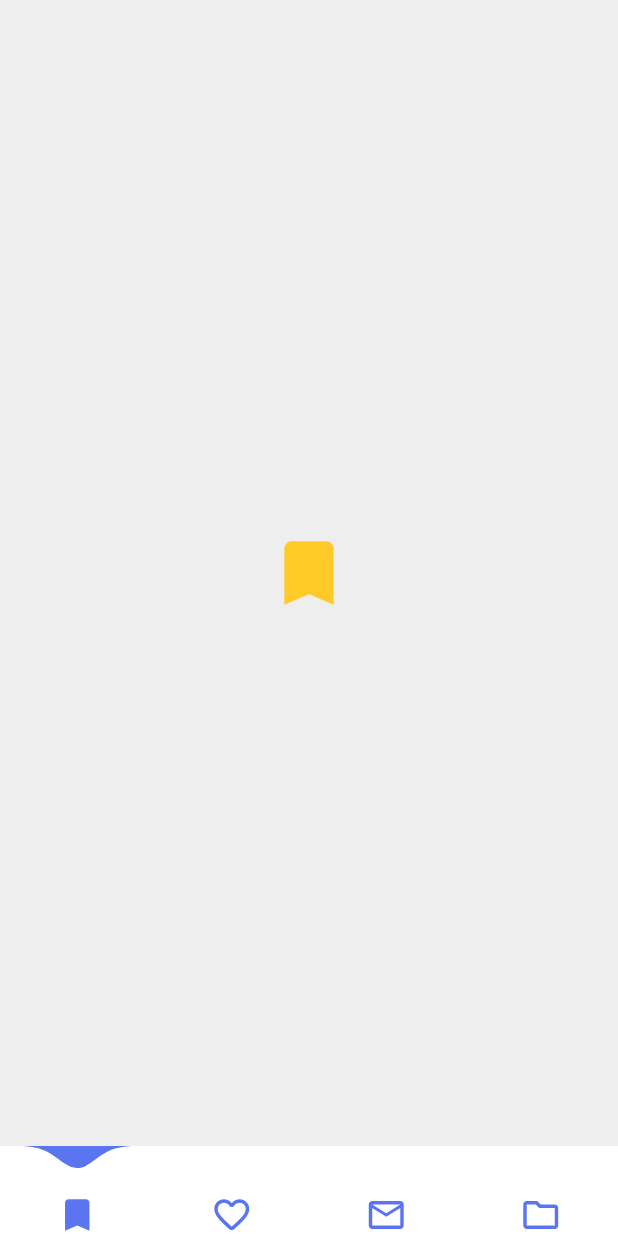
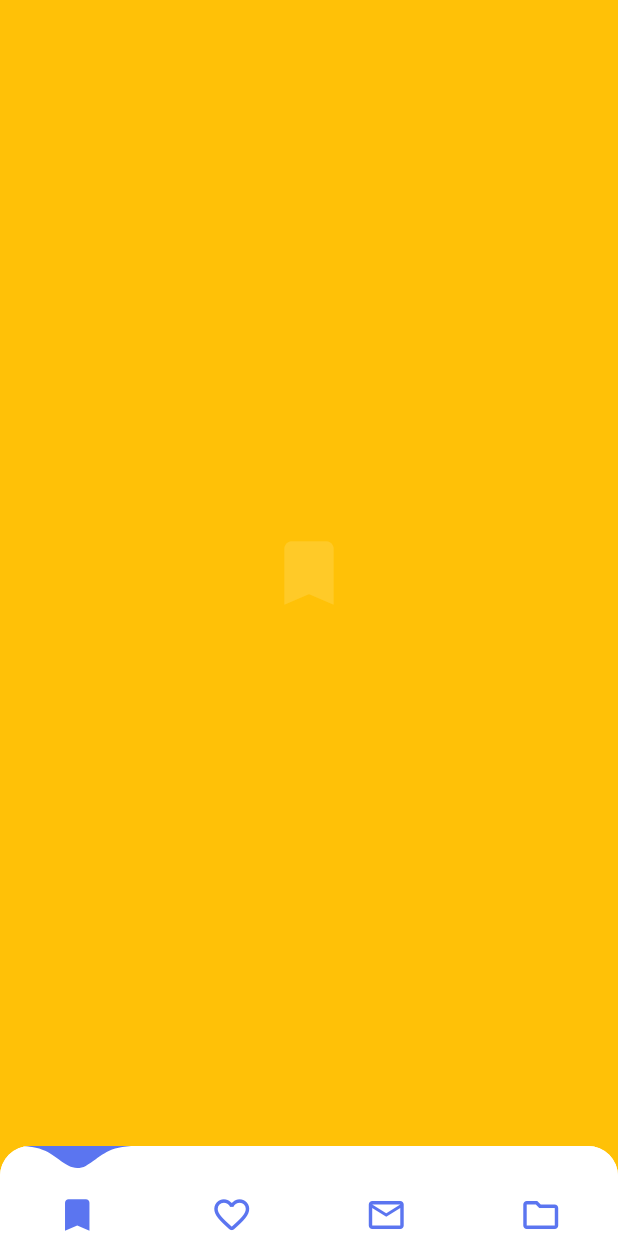
Before and after one commit to watery-desert/water_drop_nav_bar, a Flutter app: the screen it shows after launch, on a phone screen of 412 x 824 dp. Run offline on Flutter 3.47's test engine with Material 2 defaults, Android fonts, the phone set to English and light mode, and no system bars.

```diff
--- a/example/lib/main.dart
+++ b/example/lib/main.dart
@@ -50,6 +50,7 @@ class _MyHomePageState extends State<MyHomePage> {
         systemNavigationBarIconBrightness: Brightness.dark,
       ),
       child: Scaffold(
+        backgroundColor: Colors.amber,
         body: PageView(
           physics: const NeverScrollableScrollPhysics(),
           controller: pageController,
@@ -88,7 +89,9 @@ class _MyHomePageState extends State<MyHomePage> {
             ),
           ],
         ),
-        bottomNavigationBar: WaterDropNavBar(
+        bottomNavigationBar: ClipRRect(
+          borderRadius: BorderRadius.vertical(top: Radius.circular(20)),
+          child: WaterDropNavBar(
             backgroundColor: navigationBarColor,
             onItemSelected: (int index) {
               setState(() {
@@ -118,6 +121,7 @@ class _MyHomePageState extends State<MyHomePage> {
             ],
           ),
         ),
+      ),
     );
   }
 }
```
Also changed, not shown: 3 other files. Lines whose indentation alone changed are shown as unchanged.
